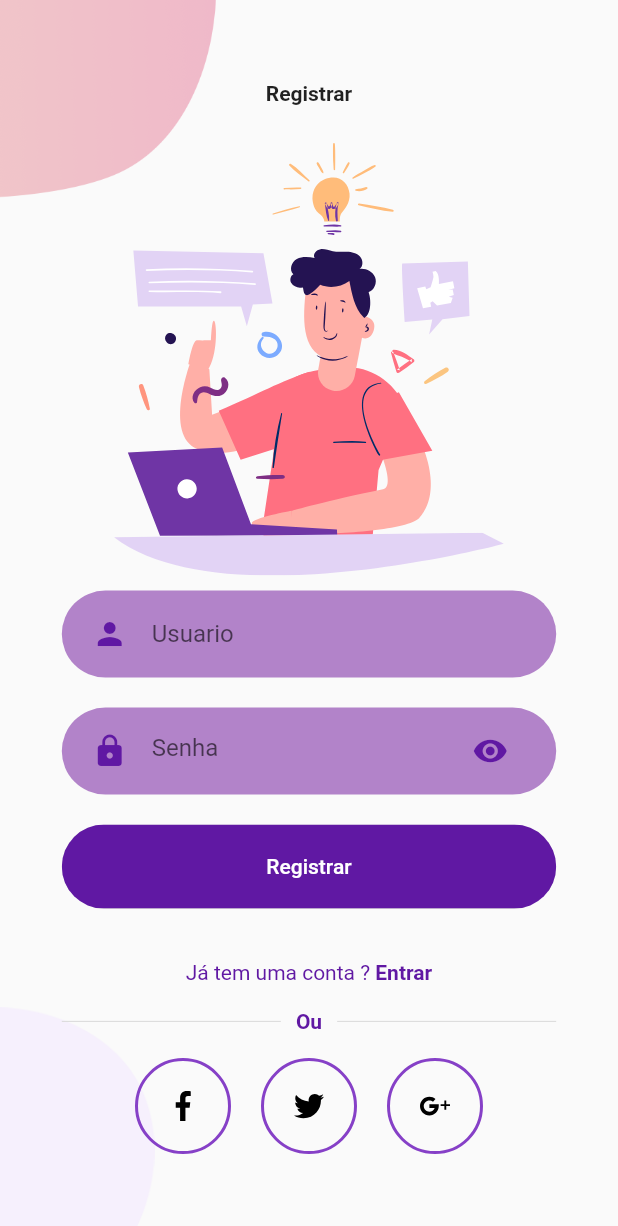
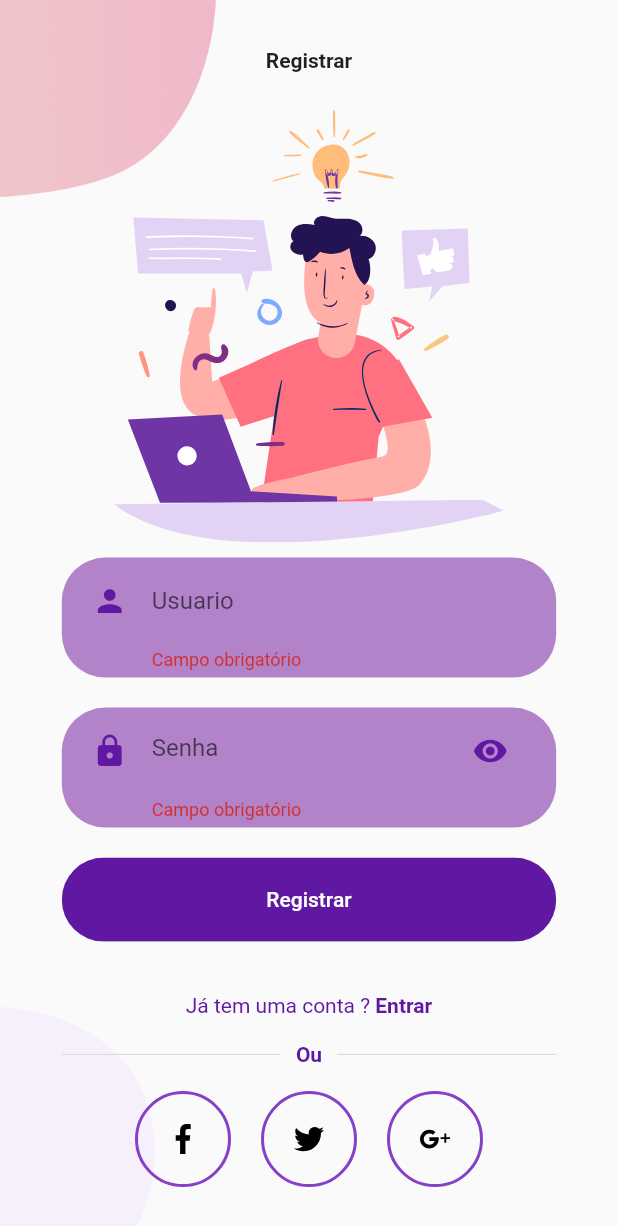
Before and after one commit to jwdevelopper/barberapp, a Flutter app: the SignupView screen opened by its route, after a tap on "Registrar", on a phone screen of 412 x 824 dp. Shown: the top 1226 px of the screen. Run offline on Flutter 3.47's test engine with Material 2 defaults, Android fonts, the light colour scheme and no system bars; our stand-ins replace flutter_svg, get, get_storage, splashscreen; accounts and stored records are empty.

Commit message:
Bkp sincronização

```diff
--- a/lib/app/data/base_url.dart
+++ b/lib/app/data/base_url.dart
@@ -1,2 +1,2 @@
-//const baseUrl = "http://192.168.0.116:8000/api";
-const baseUrl = "http://192.168.2.102:8000/api";
+const baseUrl = "http://192.168.0.117:8000/api";
+//const baseUrl = "http://192.168.2.102:8000/api";
--- a/lib/app/data/repository/auth_repository.dart
+++ b/lib/app/data/repository/auth_repository.dart
@@ -2,6 +2,8 @@
 import 'package:barberapp/app/data/model/auth_model.dart';
 import 'package:barberapp/app/data/model/user_model.dart';
 import 'package:barberapp/app/data/provider/auth_provider.dart';
+import 'package:flutter/cupertino.dart';
+import 'package:get/get.dart';
 
 class AuthRepository {
 
@@ -13,6 +15,7 @@ Future<Auth> login(String username, String password) async {
 
 Future<User> register(String username, String password) async {
   Map json = await api.register(username, password);
+  Get.defaultDialog(title: "Cadastro", content: Text("Usuario cadastrado com sucesso!"));
   return User.fromJson(json['user']);
 }
 
--- a/lib/app/modules/signup/controllers/signup_controller.dart
+++ b/lib/app/modules/signup/controllers/signup_controller.dart
@@ -1,3 +1,4 @@
+import 'package:barberapp/app/data/model/user_model.dart';
 import 'package:barberapp/app/data/repository/auth_repository.dart';
 import 'package:flutter/material.dart';
 import 'package:get/get.dart';
@@ -5,7 +6,21 @@ import 'package:get/get.dart';
 class SignupController extends GetxController {
   final repository = Get.find<AuthRepository>();
   final formKey = GlobalKey<FormState>();
-  TextEditingController usernameCtrl =  TextEditingController();
+  TextEditingController usernameCtrl = TextEditingController();
   TextEditingController passwordCtrl = TextEditingController();
+  late User user;
 
+  RxBool showPassword = false.obs;
+  RxBool loading = false.obs;
+
+  void register() async {
+    if (formKey.currentState!.validate()) {
+      loading.value = true;
+      user = await repository.register(usernameCtrl.text, passwordCtrl.text);
+      if (user != null) {
+        Get.offAllNamed('/login');
+      }
+    }
+    loading.value = false;
+  }
 }
--- a/lib/app/modules/signup/views/signup_view.dart
+++ b/lib/app/modules/signup/views/signup_view.dart
@@ -1,4 +1,5 @@
 import 'package:barberapp/app/global/widgets/already_have_an_account_acheck.dart';
+import 'package:barberapp/app/global/widgets/loading_global.dart';
 import 'package:barberapp/app/global/widgets/rounded_button.dart';
 import 'package:barberapp/app/global/widgets/rounded_input_field.dart';
 import 'package:barberapp/app/global/widgets/rounded_password_field.dart';
@@ -18,6 +19,8 @@ class SignupView extends GetView<SignupController> {
     return Scaffold(
       body: Background(
         child: SingleChildScrollView(
+          child: Form(
+            key: controller.formKey,
             child: Column(
               mainAxisAlignment: MainAxisAlignment.center,
               children: <Widget>[
@@ -35,16 +38,28 @@ class SignupView extends GetView<SignupController> {
                   hintText: "Usuario",
                   onChanged: (value) {},
                 ),
-              RoundedPasswordField(
+                Obx(() => RoundedPasswordField(
+                      showPassword: controller.showPassword.value,
                       controller: controller.passwordCtrl,
                       onChanged: (value) {},
-                changeShowPassword: (){},
-              ),
-              RoundedButton(
+                      changeShowPassword: () {
+                        controller.showPassword.value =
+                            !controller.showPassword.value;
+                      },
+                    )),
+                Obx(() => Visibility(
+                      visible: !controller.loading.value,
+                      child: RoundedButton(
                         text: "Registrar",
-                press: () {},
+                        press: () {
+                          controller.register();
+                        },
                         color: Get.theme.primaryColor,
                       ),
+                    )),
+                Obx(() => Visibility(
+                    visible: controller.loading.value,
+                    child: const LoadingGlobal())),
                 SizedBox(height: Get.height * 0.03),
                 AlreadyHaveAnAccountCheck(
                   login: false,
@@ -74,6 +89,7 @@ class SignupView extends GetView<SignupController> {
             ),
           ),
         ),
+      ),
     );
   }
 }
```
Lines whose indentation alone changed are shown as unchanged.
